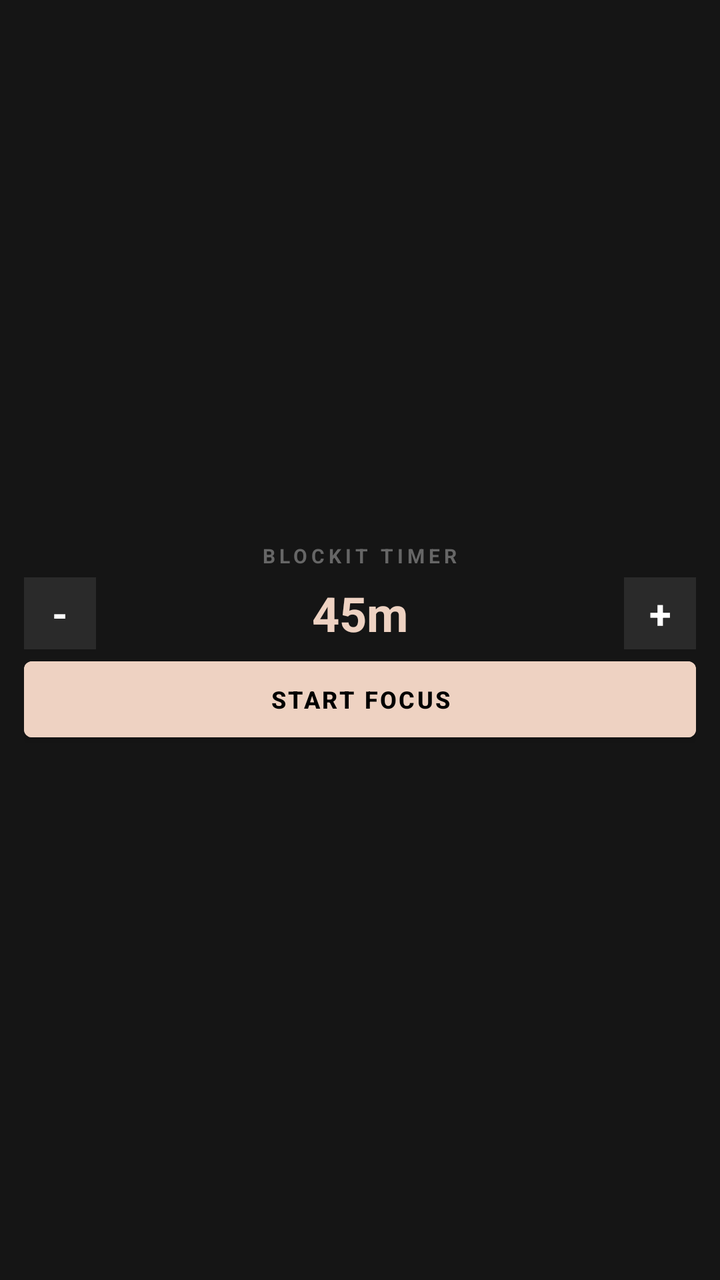
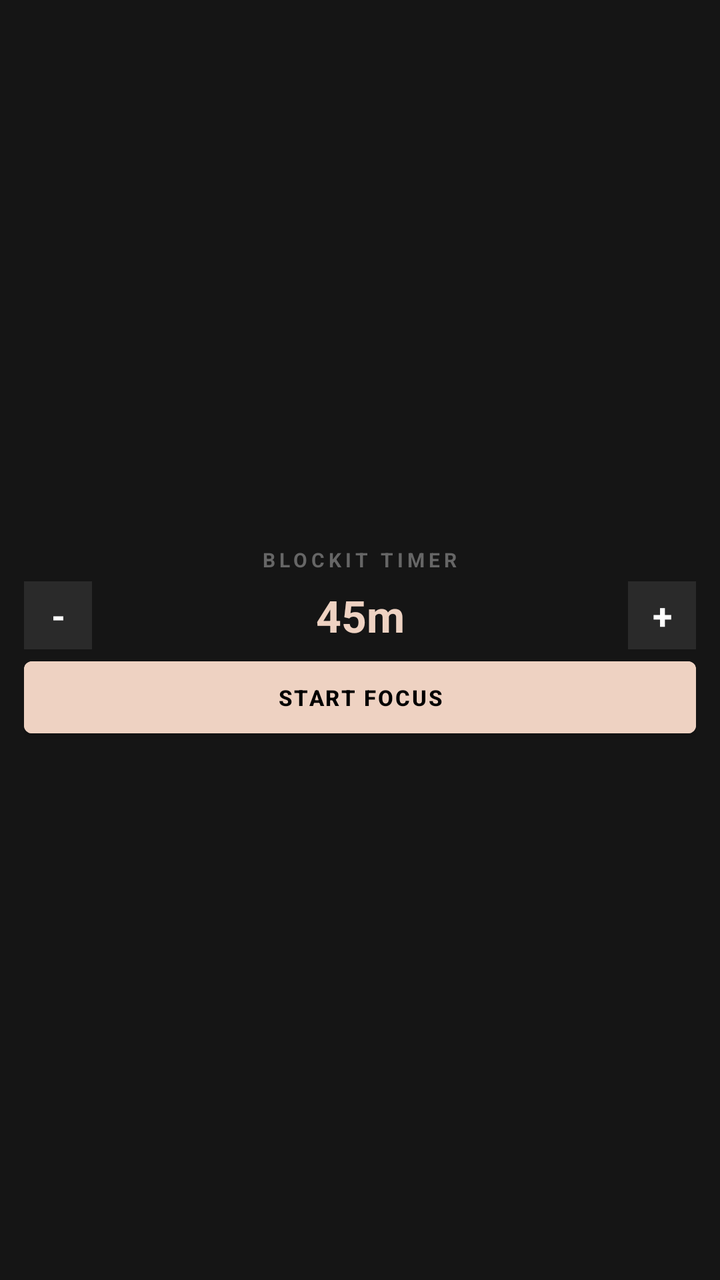

Compare the two renders of this Android layout. The source of the first and the diff that turns it into the second are given below.
<!-- AndroidManifest.xml: fallback theme Theme.MaterialComponents.DayNight.NoActionBar -->
<!-- res/layout/timer_widget.xml -->
<?xml version="1.0" encoding="utf-8"?>
<LinearLayout xmlns:android="http://schemas.android.com/apk/res/android"
    android:layout_width="match_parent"
    android:layout_height="match_parent"
    android:background="#151515"
    android:orientation="vertical"
    android:gravity="center"
    android:paddingStart="12dp"
    android:paddingEnd="12dp"
    android:paddingTop="8dp"
    android:paddingBottom="8dp">

    
    <TextView
        android:layout_width="wrap_content"
        android:layout_height="wrap_content"
        android:text="BLOCKIT TIMER"
        android:textColor="#666666"
        android:textSize="10sp"
        android:textStyle="bold"
        android:letterSpacing="0.2"
        android:layout_marginBottom="4dp" />

    
    <LinearLayout
        android:layout_width="match_parent"
        android:layout_height="wrap_content"
        android:orientation="horizontal"
        android:gravity="center"
        android:layout_marginBottom="6dp">

        
        <TextView
            android:id="@+id/btn_widget_minus"
            android:layout_width="36dp"
            android:layout_height="36dp"
            android:text="-"
            android:textColor="#FFFFFF"
            android:background="#2A2A2A"
            android:textStyle="bold"
            android:textSize="20sp"
            android:gravity="center"
            android:focusable="true"
            android:clickable="true" />

        
        <TextView
            android:id="@+id/txt_widget_duration"
            android:layout_width="0dp"
            android:layout_height="wrap_content"
            android:layout_weight="1"
            android:text="45m"
            android:textColor="#EED2C2"
            android:textSize="24sp"
            android:textStyle="bold"
            android:gravity="center"
            android:maxLines="1"
            android:ellipsize="none" />

        
        <TextView
            android:id="@+id/btn_widget_plus"
            android:layout_width="36dp"
            android:layout_height="36dp"
            android:text="+"
            android:textColor="#FFFFFF"
            android:background="#2A2A2A"
            android:textStyle="bold"
            android:textSize="20sp"
            android:gravity="center"
            android:focusable="true"
            android:clickable="true" />

    </LinearLayout>

    
    <Button
        android:id="@+id/btn_widget_play"
        android:layout_width="match_parent"
        android:layout_height="38dp"
        android:text="START FOCUS"
        android:textColor="#000000"
        android:backgroundTint="#EED2C2"
        android:textSize="12sp"
        android:textStyle="bold"
        android:insetTop="0dp"
        android:insetBottom="0dp"
        android:padding="0dp" />

    
    <LinearLayout
        android:id="@+id/layout_widget_reels"
        android:layout_width="match_parent"
        android:layout_height="30dp"
        android:orientation="horizontal"
        android:gravity="center_vertical"
        android:layout_marginTop="6dp"
        android:paddingStart="8dp"
        android:paddingEnd="4dp"
        android:background="#1E1E1E"
        android:visibility="gone">

        <TextView
            android:layout_width="0dp"
            android:layout_height="wrap_content"
            android:layout_weight="1"
            android:text="BLOCK REELS"
            android:textColor="#888888"
            android:textSize="9sp"
            android:textStyle="bold"
            android:letterSpacing="0.05"
            android:maxLines="1" />

        
        <Button
            android:id="@+id/btn_widget_reels_toggle"
            android:layout_width="48dp"
            android:layout_height="24dp"
            android:text="OFF"
            android:textColor="#FFFFFF"
            android:backgroundTint="#2A2A2A"
            android:textSize="9sp"
            android:textStyle="bold"
            android:insetTop="0dp"
            android:insetBottom="0dp"
            android:padding="0dp" />
    </LinearLayout>

</LinearLayout>
<!-- resources referenced by this layout -->
<resources>

</resources>

<!-- the commit's change to res/layout/timer_widget.xml (unified diff, before → after) -->
@@ -7,11 +7,12 @@
     android:gravity="center"
     android:paddingStart="12dp"
     android:paddingEnd="12dp"
-    android:paddingTop="8dp"
-    android:paddingBottom="8dp">
+    android:paddingTop="6dp"
+    android:paddingBottom="6dp">
 
     
     <TextView
+        android:id="@+id/txt_widget_header"
         android:layout_width="wrap_content"
         android:layout_height="wrap_content"
         android:text="BLOCKIT TIMER"
@@ -32,13 +33,13 @@
         
         <TextView
             android:id="@+id/btn_widget_minus"
-            android:layout_width="36dp"
-            android:layout_height="36dp"
+            android:layout_width="34dp"
+            android:layout_height="34dp"
             android:text="-"
             android:textColor="#FFFFFF"
             android:background="#2A2A2A"
             android:textStyle="bold"
-            android:textSize="20sp"
+            android:textSize="18sp"
             android:gravity="center"
             android:focusable="true"
             android:clickable="true" />
@@ -51,7 +52,7 @@
             android:layout_weight="1"
             android:text="45m"
             android:textColor="#EED2C2"
-            android:textSize="24sp"
+            android:textSize="22sp"
             android:textStyle="bold"
             android:gravity="center"
             android:maxLines="1"
@@ -60,13 +61,13 @@
         
         <TextView
             android:id="@+id/btn_widget_plus"
-            android:layout_width="36dp"
-            android:layout_height="36dp"
+            android:layout_width="34dp"
+            android:layout_height="34dp"
             android:text="+"
             android:textColor="#FFFFFF"
             android:background="#2A2A2A"
             android:textStyle="bold"
-            android:textSize="20sp"
+            android:textSize="18sp"
             android:gravity="center"
             android:focusable="true"
             android:clickable="true" />
@@ -77,11 +78,11 @@
     <Button
         android:id="@+id/btn_widget_play"
         android:layout_width="match_parent"
-        android:layout_height="38dp"
+        android:layout_height="36dp"
         android:text="START FOCUS"
         android:textColor="#000000"
         android:backgroundTint="#EED2C2"
-        android:textSize="12sp"
+        android:textSize="11sp"
         android:textStyle="bold"
         android:insetTop="0dp"
         android:insetBottom="0dp"
@@ -111,7 +112,6 @@
             android:letterSpacing="0.05"
             android:maxLines="1" />
 
-        
         <Button
             android:id="@+id/btn_widget_reels_toggle"
             android:layout_width="48dp"
